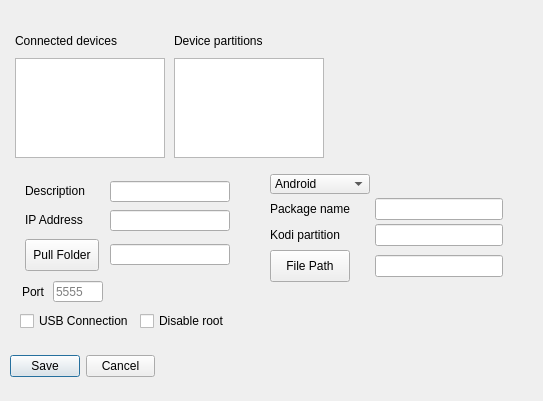
Eliminater74/adblink, file preferencesdialog.ui: the form before one commit.
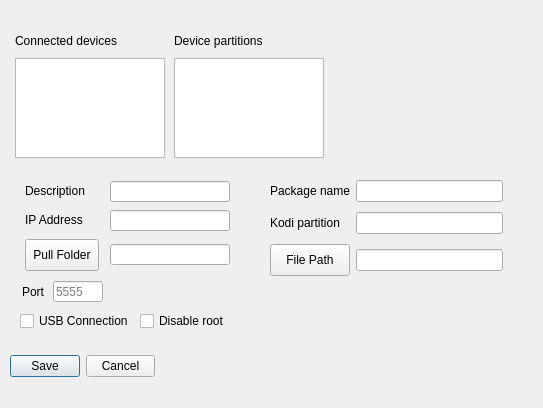
The form after the commit.

Commit message: remove os choice, now android only

The edit to the form file:
```diff
--- a/preferencesdialog.ui
+++ b/preferencesdialog.ui
@@ -7,7 +7,7 @@
     <x>0</x>
     <y>0</y>
     <width>543</width>
-    <height>401</height>
+    <height>408</height>
    </rect>
   </property>
   <property name="windowTitle">
@@ -511,8 +511,73 @@
     <property name="verticalSpacing">
      <number>0</number>
     </property>
+    <item row="0" column="1">
+     <widget class="QLineEdit" name="packagename">
+      <property name="toolTip">
+       <string>&lt;html&gt;&lt;head/&gt;&lt;body&gt;&lt;p&gt;Package name for your Media Center  software&lt;/p&gt;&lt;/body&gt;&lt;/html&gt;</string>
+      </property>
+     </widget>
+    </item>
+    <item row="1" column="1">
+     <widget class="QLineEdit" name="data_root"/>
+    </item>
     <item row="0" column="0">
+     <widget class="QLabel" name="kodi2">
+      <property name="text">
+       <string>Package name</string>
+      </property>
+     </widget>
+    </item>
+    <item row="1" column="0">
+     <widget class="QLabel" name="kodi3">
+      <property name="text">
+       <string>Kodi partition</string>
+      </property>
+     </widget>
+    </item>
+    <item row="2" column="1">
+     <widget class="QLineEdit" name="filepath">
+      <property name="toolTip">
+       <string>&lt;html&gt;&lt;head/&gt;&lt;body&gt;&lt;p&gt;Enter the file path for your Media Center.  This is combined with Package Name, e.g.  org.xbmc.kodi/files/.kodi&lt;/p&gt;&lt;/body&gt;&lt;/html&gt;</string>
+      </property>
+     </widget>
+    </item>
+    <item row="2" column="0">
+     <widget class="QPushButton" name="filepathButton">
+      <property name="sizePolicy">
+       <sizepolicy hsizetype="Fixed" vsizetype="Fixed">
+        <horstretch>0</horstretch>
+        <verstretch>0</verstretch>
+       </sizepolicy>
+      </property>
+      <property name="minimumSize">
+       <size>
+        <width>80</width>
+        <height>32</height>
+       </size>
+      </property>
+      <property name="maximumSize">
+       <size>
+        <width>80</width>
+        <height>32</height>
+       </size>
+      </property>
+      <property name="text">
+       <string>File Path</string>
+      </property>
+     </widget>
+    </item>
+   </layout>
+  </widget>
      <widget class="QComboBox" name="ostypeBox">
+   <property name="geometry">
+    <rect>
+     <x>50</x>
+     <y>510</y>
+     <width>100</width>
+     <height>20</height>
+    </rect>
+   </property>
       <property name="sizePolicy">
        <sizepolicy hsizetype="Expanding" vsizetype="Fixed">
         <horstretch>0</horstretch>
@@ -554,65 +619,6 @@
         <string>Linux</string>
        </property>
       </item>
-     </widget>
-    </item>
-    <item row="1" column="0">
-     <widget class="QLabel" name="kodi2">
-      <property name="text">
-       <string>Package name</string>
-      </property>
-     </widget>
-    </item>
-    <item row="1" column="1">
-     <widget class="QLineEdit" name="packagename">
-      <property name="toolTip">
-       <string>&lt;html&gt;&lt;head/&gt;&lt;body&gt;&lt;p&gt;Package name for your Media Center  software&lt;/p&gt;&lt;/body&gt;&lt;/html&gt;</string>
-      </property>
-     </widget>
-    </item>
-    <item row="2" column="0">
-     <widget class="QLabel" name="kodi3">
-      <property name="text">
-       <string>Kodi partition</string>
-      </property>
-     </widget>
-    </item>
-    <item row="2" column="1">
-     <widget class="QLineEdit" name="data_root"/>
-    </item>
-    <item row="3" column="0">
-     <widget class="QPushButton" name="filepathButton">
-      <property name="sizePolicy">
-       <sizepolicy hsizetype="Fixed" vsizetype="Fixed">
-        <horstretch>0</horstretch>
-        <verstretch>0</verstretch>
-       </sizepolicy>
-      </property>
-      <property name="minimumSize">
-       <size>
-        <width>80</width>
-        <height>32</height>
-       </size>
-      </property>
-      <property name="maximumSize">
-       <size>
-        <width>80</width>
-        <height>32</height>
-       </size>
-      </property>
-      <property name="text">
-       <string>File Path</string>
-      </property>
-     </widget>
-    </item>
-    <item row="3" column="1">
-     <widget class="QLineEdit" name="filepath">
-      <property name="toolTip">
-       <string>&lt;html&gt;&lt;head/&gt;&lt;body&gt;&lt;p&gt;Enter the file path for your Media Center.  This is combined with Package Name, e.g.  org.xbmc.kodi/files/.kodi&lt;/p&gt;&lt;/body&gt;&lt;/html&gt;</string>
-      </property>
-     </widget>
-    </item>
-   </layout>
   </widget>
  </widget>
  <tabstops>
```
Lines whose indentation alone changed are shown as unchanged.
